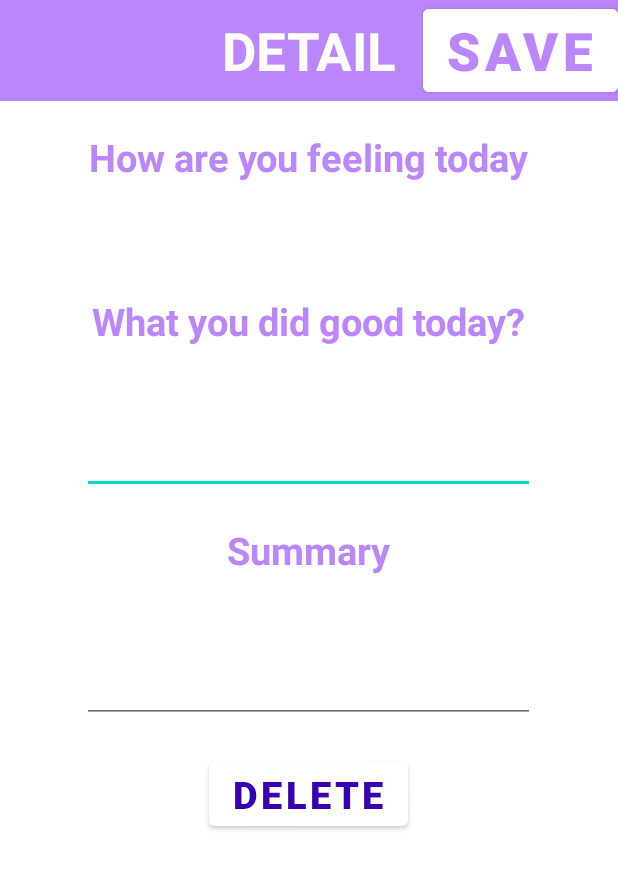
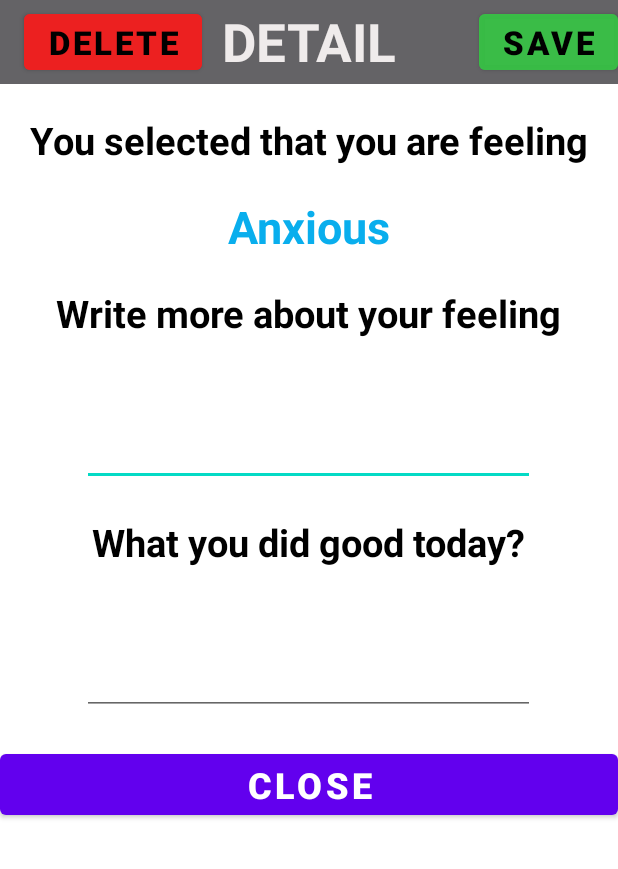
Before and after one commit to Parma139/Smart-Adviser-for-wellbeing-Applicaiton, an Android app: the NoteDetailActivity screen opened directly, with no data from a screen before it, on a phone screen of 412 x 824 dp. Shown: the top 869 px of the screen. Run offline under Robolectric (Android 15) with nearby library versions, the phone set to English and light mode, and no system bars.

Commit message:
User auto selected on note page
On add note user not need to write how you are feeling. App will auto select from the answer when user select  how are you feelin today in homepage

```diff
--- a/app/src/main/AndroidManifest.xml
+++ b/app/src/main/AndroidManifest.xml
@@ -9,7 +9,8 @@
         android:roundIcon="@mipmap/ic_launcher_round"
         android:supportsRtl="true"
         android:theme="@style/Theme.SmartAdviserforWellbeing">
-        <activity android:name=".FeelingQ"></activity>
+        <activity android:name=".ReadingContentPage"></activity>
+        <activity android:name=".FeelingQ" />
         <activity android:name=".NoteDetailActivity" />
         <activity android:name=".MainActivity">
             <intent-filter>
--- a/app/src/main/java/com/example/smart_adviser_for_wellbeing/NoteDetailActivity.java
+++ b/app/src/main/java/com/example/smart_adviser_for_wellbeing/NoteDetailActivity.java
@@ -2,6 +2,7 @@ package com.example.smart_adviser_for_wellbeing;
 
 import androidx.appcompat.app.AppCompatActivity;
 
+import android.content.Intent;
 import android.os.Bundle;
 import android.view.View;
 import android.widget.Button;
@@ -11,11 +12,27 @@ import android.widget.TextView;
 public class NoteDetailActivity extends AppCompatActivity {
 
     String feeling;
+    TextView textView;
 
     @Override
     protected void onCreate(Bundle savedInstanceState) {
         super.onCreate(savedInstanceState);
         setContentView(R.layout.activity_note_detail);
+
+        textView = findViewById(R.id.feelingtoday);
+        textView.setText(FeelingQ.getmood());
+
+        Button closebtnNDA = findViewById(R.id.closebtnNDA);
+
+        closebtnNDA.setOnClickListener(new View.OnClickListener(){
+            @Override
+            public void onClick(View v){
+
+                finish();
+            }
+
+        });
+
 
     }
 
--- a/app/src/main/java/com/example/smart_adviser_for_wellbeing/Notes.java
+++ b/app/src/main/java/com/example/smart_adviser_for_wellbeing/Notes.java
@@ -56,5 +56,4 @@ public class Notes extends Fragment {
     }
 
 
-
   }
--- a/app/src/main/res/layout/activity_note_detail.xml
+++ b/app/src/main/res/layout/activity_note_detail.xml
@@ -12,14 +12,14 @@
         android:layout_height="wrap_content"
         android:minHeight="?actionBarSize"
         android:theme="?actionBarTheme"
-        android:background="@color/purple_200">
+        android:background="#C1333135">
 
         <TextView
             android:layout_width="wrap_content"
             android:layout_height="wrap_content"
             android:text="DETAIL"
             android:textSize="35sp"
-            android:textColor="@color/white"
+            android:textColor="#EFEBEB"
             android:textStyle="bold"
             android:layout_gravity="center"/>
 
@@ -28,12 +28,25 @@
             android:layout_width="wrap_content"
             android:layout_height="wrap_content"
             android:layout_gravity="end"
-            android:backgroundTint="@color/white"
+            android:backgroundTint="#B436C544"
             android:onClick="saveNote"
             android:text="SAVE"
-            android:textColor="@color/purple_200"
-            android:textSize="35sp"
+            android:textColor="@color/black"
+            android:textSize="22sp"
             android:textStyle="bold" />
+
+        <Button
+            android:id="@+id/deleteNoteButton"
+            android:layout_width="wrap_content"
+            android:layout_height="wrap_content"
+            android:text="DELETE"
+            android:backgroundTint="#DDEF2020"
+
+            android:layout_gravity="start"
+            android:textColor="@color/black"
+            android:textSize="22sp"
+            android:textStyle="bold"
+            android:onClick="deleteNote"/>
 
     </androidx.appcompat.widget.Toolbar>
 
@@ -41,78 +54,77 @@
     <TextView
         android:layout_width="wrap_content"
         android:layout_height="wrap_content"
-        android:text="How are you feeling today"
+        android:layout_gravity="center"
+        android:layout_marginTop="20dp"
+        android:text="You selected that you are feeling"
+        android:textColor="@color/black"
         android:textSize="25sp"
-        android:layout_marginTop="20dp"
-        android:textColor="@color/purple_200"
-        android:textStyle="bold"
-        android:layout_gravity="center"/>
+        android:textStyle="bold" />
 
     <TextView
         android:id="@+id/feelingtoday"
-        android:layout_width="300dp"
+        android:layout_width="wrap_content"
         android:layout_height="wrap_content"
-        android:textSize="25sp"
+        android:layout_gravity="center"
         android:layout_marginTop="20dp"
-        android:maxLines="1"
-        android:textColor="@color/purple_200"
-        android:layout_gravity="center"/>
-
-
+        android:maxLines="2"
+        android:textColor="#09AEED"
+        android:textSize="30sp"
+        android:textStyle="bold" />
 
 
     <TextView
         android:layout_width="wrap_content"
         android:layout_height="wrap_content"
-        android:text="What you did good today?"
+        android:layout_gravity="center"
+        android:layout_marginTop="20dp"
+        android:text="Write more about your feeling"
+        android:textColor="@color/black"
         android:textSize="25sp"
-        android:layout_marginTop="20dp"
-        android:textColor="@color/purple_200"
-        android:textStyle="bold"
-        android:layout_gravity="center"/>
+        android:textStyle="bold" />
 
     <EditText
         android:id="@+id/goodtoday"
         android:layout_width="302dp"
         android:layout_height="78dp"
+        android:inputType="textMultiLine"
         android:layout_gravity="center"
         android:layout_marginTop="20dp"
         android:minLines="3"
-        android:textColor="@color/purple_200"
+        android:textColor="#09AEED"
         android:textSize="25sp" />
 
 
     <TextView
         android:layout_width="wrap_content"
         android:layout_height="wrap_content"
-        android:text="Summary"
+        android:layout_gravity="center"
+        android:layout_marginTop="20dp"
+        android:text="What you did good today?"
+        android:textColor="@color/black"
         android:textSize="25sp"
-        android:layout_marginTop="20dp"
-        android:textColor="@color/purple_200"
-        android:textStyle="bold"
-        android:layout_gravity="center"/>
+        android:textStyle="bold" />
 
     <EditText
         android:id="@+id/indetail"
         android:layout_width="302dp"
         android:layout_height="78dp"
         android:layout_gravity="center"
+        android:inputType="textMultiLine"
         android:layout_marginTop="20dp"
         android:minLines="3"
-        android:textColor="@color/purple_200"
+        android:textColor="#09AEED"
         android:textSize="25sp" />
 
+
+
     <Button
-        android:id="@+id/deleteNoteButton"
-        android:layout_width="wrap_content"
+        android:id="@+id/closebtnNDA"
+        android:layout_width="match_parent"
         android:layout_height="wrap_content"
-        android:text="DELETE"
-        android:textSize="25sp"
-        android:backgroundTint="@color/white"
-        android:textColor="@color/purple_700"
-        android:textStyle="bold"
-        android:layout_gravity="center"
+        android:text="Close"
         android:layout_marginTop="20dp"
-        android:onClick="deleteNote"/>
+        android:textSize="24sp"
+        android:textStyle="bold" />
 
 </LinearLayout>
```
Also changed, not shown: app/src/main/java/com/example/smart_adviser_for_wellbeing/FeelingQ.java (+31 -13 lines), app/src/main/java/com/example/smart_adviser_for_wellbeing/Reading.java (+32 -1 lines), app/src/main/java/com/example/smart_adviser_for_wellbeing/ReadingContentPage.java (added, +39 -0 lines), app/src/main/res/layout/activity_reading_content_page.xml (added, +41 -0 lines), app/src/main/res/layout/fragment_reading.xml (+7 -7 lines).
